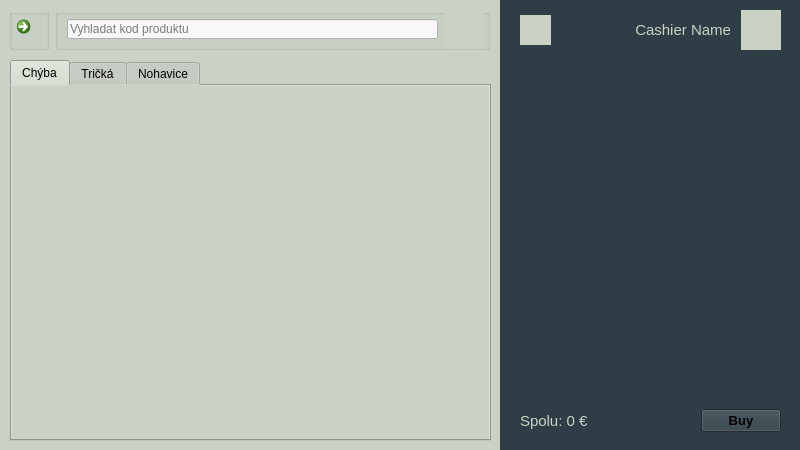
First picture: the form in source/code/main.ui, repository tomas-magat/camels-eshop-infosystem, before the edit.
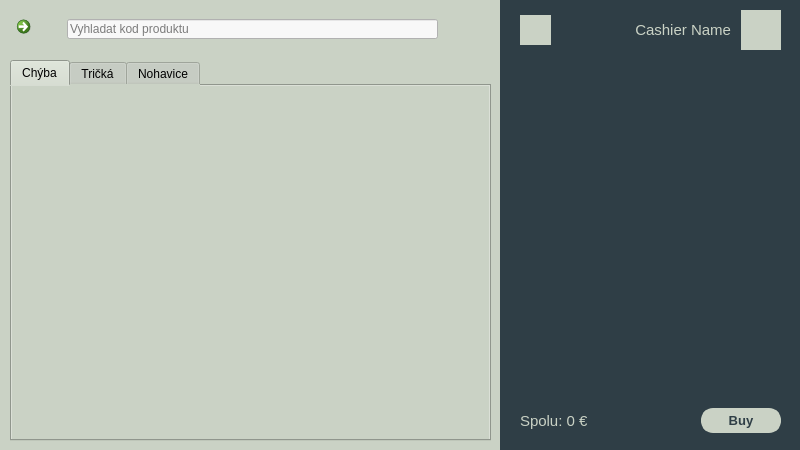
Second picture: the form after the edit. The open tabs and pages were chosen to show the change. Icons and pictures are not drawn.

```diff
--- a/source/code/main.ui
+++ b/source/code/main.ui
@@ -1191,7 +1191,7 @@
               </size>
              </property>
              <property name="styleSheet">
-              <string notr="true">QGroupBox#homeButton {border:0;}</string>
+              <string notr="true">QGroupBox#homeButton_2 {border:0;}</string>
              </property>
              <property name="alignment">
               <set>Qt::AlignJustify|Qt::AlignVCenter</set>
@@ -1226,7 +1226,7 @@
               </size>
              </property>
              <property name="styleSheet">
-              <string notr="true">QGroupBox#searchBar {border:0;}</string>
+              <string notr="true">QGroupBox#searchBar_2 {border:0;}</string>
              </property>
              <property name="alignment">
               <set>Qt::AlignJustify|Qt::AlignVCenter</set>
@@ -1604,9 +1604,36 @@
                 <property name="palette">
                  <palette>
                   <active>
+                   <colorrole role="WindowText">
+                    <brush brushstyle="SolidPattern">
+                     <color alpha="255">
+                      <red>47</red>
+                      <green>62</green>
+                      <blue>70</blue>
+                     </color>
+                    </brush>
+                   </colorrole>
                    <colorrole role="Button">
                     <brush brushstyle="SolidPattern">
                      <color alpha="255">
+                      <red>202</red>
+                      <green>210</green>
+                      <blue>197</blue>
+                     </color>
+                    </brush>
+                   </colorrole>
+                   <colorrole role="Text">
+                    <brush brushstyle="SolidPattern">
+                     <color alpha="255">
+                      <red>47</red>
+                      <green>62</green>
+                      <blue>70</blue>
+                     </color>
+                    </brush>
+                   </colorrole>
+                   <colorrole role="ButtonText">
+                    <brush brushstyle="SolidPattern">
+                     <color alpha="255">
                       <red>47</red>
                       <green>62</green>
                       <blue>70</blue>
@@ -1616,26 +1643,53 @@
                    <colorrole role="Base">
                     <brush brushstyle="SolidPattern">
                      <color alpha="255">
-                      <red>47</red>
-                      <green>62</green>
-                      <blue>70</blue>
+                      <red>202</red>
+                      <green>210</green>
+                      <blue>197</blue>
                      </color>
                     </brush>
                    </colorrole>
                    <colorrole role="Window">
                     <brush brushstyle="SolidPattern">
                      <color alpha="255">
-                      <red>47</red>
-                      <green>62</green>
-                      <blue>70</blue>
+                      <red>202</red>
+                      <green>210</green>
+                      <blue>197</blue>
                      </color>
                     </brush>
                    </colorrole>
                   </active>
                   <inactive>
+                   <colorrole role="WindowText">
+                    <brush brushstyle="SolidPattern">
+                     <color alpha="255">
+                      <red>47</red>
+                      <green>62</green>
+                      <blue>70</blue>
+                     </color>
+                    </brush>
+                   </colorrole>
                    <colorrole role="Button">
                     <brush brushstyle="SolidPattern">
                      <color alpha="255">
+                      <red>202</red>
+                      <green>210</green>
+                      <blue>197</blue>
+                     </color>
+                    </brush>
+                   </colorrole>
+                   <colorrole role="Text">
+                    <brush brushstyle="SolidPattern">
+                     <color alpha="255">
+                      <red>47</red>
+                      <green>62</green>
+                      <blue>70</blue>
+                     </color>
+                    </brush>
+                   </colorrole>
+                   <colorrole role="ButtonText">
+                    <brush brushstyle="SolidPattern">
+                     <color alpha="255">
                       <red>47</red>
                       <green>62</green>
                       <blue>70</blue>
@@ -1645,26 +1699,53 @@
                    <colorrole role="Base">
                     <brush brushstyle="SolidPattern">
                      <color alpha="255">
-                      <red>47</red>
-                      <green>62</green>
-                      <blue>70</blue>
+                      <red>202</red>
+                      <green>210</green>
+                      <blue>197</blue>
                      </color>
                     </brush>
                    </colorrole>
                    <colorrole role="Window">
                     <brush brushstyle="SolidPattern">
                      <color alpha="255">
-                      <red>47</red>
-                      <green>62</green>
-                      <blue>70</blue>
+                      <red>202</red>
+                      <green>210</green>
+                      <blue>197</blue>
                      </color>
                     </brush>
                    </colorrole>
                   </inactive>
                   <disabled>
+                   <colorrole role="WindowText">
+                    <brush brushstyle="SolidPattern">
+                     <color alpha="255">
+                      <red>47</red>
+                      <green>62</green>
+                      <blue>70</blue>
+                     </color>
+                    </brush>
+                   </colorrole>
                    <colorrole role="Button">
                     <brush brushstyle="SolidPattern">
                      <color alpha="255">
+                      <red>202</red>
+                      <green>210</green>
+                      <blue>197</blue>
+                     </color>
+                    </brush>
+                   </colorrole>
+                   <colorrole role="Text">
+                    <brush brushstyle="SolidPattern">
+                     <color alpha="255">
+                      <red>47</red>
+                      <green>62</green>
+                      <blue>70</blue>
+                     </color>
+                    </brush>
+                   </colorrole>
+                   <colorrole role="ButtonText">
+                    <brush brushstyle="SolidPattern">
+                     <color alpha="255">
                       <red>47</red>
                       <green>62</green>
                       <blue>70</blue>
@@ -1674,18 +1755,18 @@
                    <colorrole role="Base">
                     <brush brushstyle="SolidPattern">
                      <color alpha="255">
-                      <red>47</red>
-                      <green>62</green>
-                      <blue>70</blue>
+                      <red>202</red>
+                      <green>210</green>
+                      <blue>197</blue>
                      </color>
                     </brush>
                    </colorrole>
                    <colorrole role="Window">
                     <brush brushstyle="SolidPattern">
                      <color alpha="255">
-                      <red>47</red>
-                      <green>62</green>
-                      <blue>70</blue>
+                      <red>202</red>
+                      <green>210</green>
+                      <blue>197</blue>
                      </color>
                     </brush>
                    </colorrole>
@@ -1704,7 +1785,7 @@
                  <cursorShape>PointingHandCursor</cursorShape>
                 </property>
                 <property name="styleSheet">
-                 <string notr="true">#buyButton {
+                 <string notr="true">#buyButton_7 {
 	border: 5px solid #cad2c5; 
 	border-radius: 12px;
 	background-color: #cad2c5;
```
Left out of the diff: 8 changed lines with no effect on the pictures.
